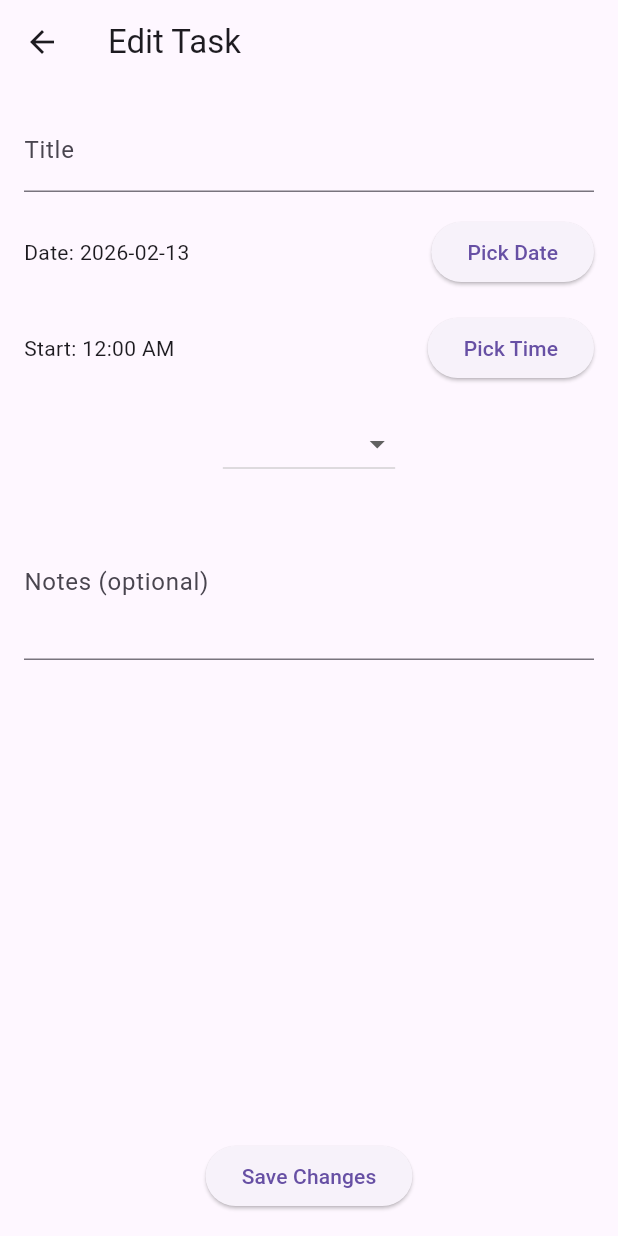
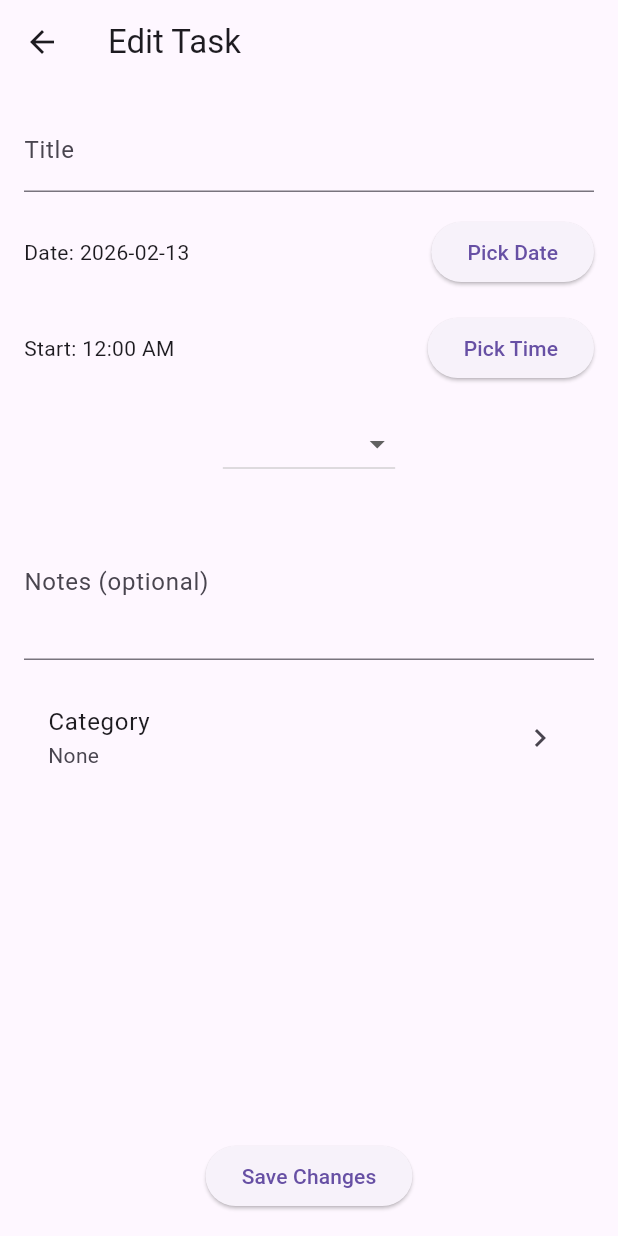
Before and after one commit to gillianthorne/visual_scheduler, a Flutter app: the TaskDetailsScreen screen opened directly with empty values, after a tap on "Edit", on a phone screen of 412 x 824 dp. Run offline on Flutter 3.47's test engine with Material 3 defaults, Android fonts, the phone set to English and light mode, and no system bars; our stand-ins replace hive, hive_flutter; accounts and stored records are empty.

Commit message:
fixed laggy category behaviour where it would always show one category behind

```diff
--- a/lib/features/categories/presentation/category_picker_sheet.dart
+++ b/lib/features/categories/presentation/category_picker_sheet.dart
@@ -61,7 +61,7 @@ class CategoryPickerSheet extends StatelessWidget {
               Navigator.push(
                 context,
                 MaterialPageRoute(
-                  builder: (_) => const CreateOrEditCategoryScreen(),
+                  builder: (_) => CreateOrEditCategoryScreen(),
                 ),
               );
             },
--- a/lib/features/tasks/presentation/create_task_screen.dart
+++ b/lib/features/tasks/presentation/create_task_screen.dart
@@ -133,8 +133,8 @@ class _CreateTaskScreenState extends State<CreateTaskScreen> {
                   setState(() {
                     selectedCategoryId = result;
                   });
-                }
-              },
+                };
+              }
             ),
 
             const SizedBox(height: 16),
@@ -178,7 +178,7 @@ class _CreateTaskScreenState extends State<CreateTaskScreen> {
       startOffset: startOffset,
       duration: _selectedDuration,
       date: _selectedDate,
-      categoryId: null,
+      categoryId: selectedCategoryId,
       templateId: null,
       allowOverlap: true,
       isReminder: false
--- a/lib/features/tasks/presentation/edit_task_screen.dart
+++ b/lib/features/tasks/presentation/edit_task_screen.dart
@@ -1,4 +1,7 @@
 import 'package:flutter/material.dart';
+import 'package:visual_scheduler/features/categories/data/category_model.dart';
+import 'package:visual_scheduler/features/categories/logic/category_provider.dart';
+import 'package:visual_scheduler/features/categories/presentation/category_picker_sheet.dart';
 import 'package:visual_scheduler/features/tasks/logic/task_provider.dart';
 import '../../tasks/data/task_model.dart';
 import 'package:provider/provider.dart';
@@ -19,6 +22,9 @@ class _EditTaskScreenState extends State<EditTaskScreen> {
   late DateTime _selectedDate;
   late TimeOfDay _selectedStart;
   late Duration _selectedDuration;
+  String? selectedCategoryId;
+  Category? selectedCategory;
+  late Task editableTask;
 
   final List<Duration> _durationOptions = List.generate(
     16,
@@ -29,17 +35,23 @@ class _EditTaskScreenState extends State<EditTaskScreen> {
   void initState() {
     super.initState();
 
-    _titleController = TextEditingController(text: widget.task.title);
-    _notesController = TextEditingController(text: widget.task.notes ?? "");
+    editableTask = widget.task;
 
-    _selectedDate = widget.task.date;
+    _titleController = TextEditingController(text: editableTask.title);
+    _notesController = TextEditingController(text: editableTask.notes ?? "");
+
+    _selectedDate = editableTask.date;
 
     _selectedStart = TimeOfDay(
-      hour: widget.task.startOffset.inHours,
-      minute: widget.task.startOffset.inMinutes % 60,
+      hour: editableTask.startOffset.inHours,
+      minute: editableTask.startOffset.inMinutes % 60,
     );
 
-    _selectedDuration = widget.task.duration;
+    _selectedDuration = editableTask.duration;
+
+    selectedCategoryId = editableTask.categoryId; // default: no category
+    selectedCategory = selectedCategoryId != null ? context.read<CategoryProvider>().getCategoryById(selectedCategoryId!) : null;
+
   }
 
   @override
@@ -131,6 +143,29 @@ class _EditTaskScreenState extends State<EditTaskScreen> {
               maxLines: 3,
             ),
 
+            const SizedBox(height: 16),
+
+            // CATEGORY PICKER
+            ListTile(
+              title: const Text("Category"),
+              subtitle: Text(selectedCategory == null ? "None" : selectedCategory!.name),
+              trailing: const Icon(Icons.chevron_right),
+              onTap: () async {
+                final result = await showModalBottomSheet<String>(
+                  context: context,
+                  builder: (context) => CategoryPickerSheet(selectedCategoryId: selectedCategoryId));
+                  if (result != null) {
+                    WidgetsBinding.instance.addPostFrameCallback((_) {
+                      setState(() {
+                        selectedCategoryId = result;
+                        selectedCategory = context.read<CategoryProvider>().getCategoryById(result);
+                        editableTask = editableTask.copyWith(categoryId: result);
+                      });
+                    });
+                  }
+              }
+            ),
+
             const Spacer(),
 
             // SAVE BUTTON
@@ -144,12 +179,13 @@ class _EditTaskScreenState extends State<EditTaskScreen> {
                 );
 
                 // 2. Build updated task
-                final updatedTask = widget.task.copyWith(
+                final updatedTask = editableTask.copyWith(
                   title: _titleController.text,
                   notes: _notesController.text,
                   date: _selectedDate,
                   startOffset: updatedStartOffset,
                   duration: _selectedDuration,
+                  categoryId: selectedCategoryId
                   // categoryId: ... (if you add category editing)
                 );
 
--- a/lib/features/tasks/presentation/task_details_screen.dart
+++ b/lib/features/tasks/presentation/task_details_screen.dart
@@ -1,53 +1,33 @@
 import 'package:flutter/material.dart';
+import 'package:provider/provider.dart';
 import 'package:visual_scheduler/features/categories/logic/category_provider.dart';
+import 'package:visual_scheduler/features/tasks/logic/task_provider.dart';
 import '../data/task_model.dart';
-import "edit_task_screen.dart";
-import 'package:provider/provider.dart';
-import '../logic/task_provider.dart';
+import 'edit_task_screen.dart';
 
-class TaskDetailsScreen extends StatefulWidget {
-  final Task task;
+class TaskDetailsScreen extends StatelessWidget {
+  final Task task; // initial snapshot
 
-  const TaskDetailsScreen({super.key, required this.task});
+  const TaskDetailsScreen({
+    super.key,
+    required this.task,
+  });
 
-  @override
-  State<TaskDetailsScreen> createState() => _TaskDetailsScreenState();
-}
-
-class _TaskDetailsScreenState extends State<TaskDetailsScreen> {
-  late Task task;
-
-  @override
-  void initState() {
-    super.initState();
-    task = widget.task; // initial version
-
+  String _formatTime(Duration d) {
+    final h = d.inHours.toString().padLeft(2, "0");
+    final m = (d.inMinutes % 60).toString().padLeft(2, "0");
+    return "$h:$m";
   }
-
-  void _refreshTask() {
-    final provider = context.read<TaskProvider>();
-    final updated = provider.getTaskById(task.id);
-
-    if (updated != null) {
-      setState(() {
-        task = updated;
-      });
-    }
-  }
-
 
   @override
   Widget build(BuildContext context) {
-    print("categoryId type: ${task.categoryId.runtimeType}");
-    print("categoryId value: ${task.categoryId}");
-    final start = task.startOffset;
-    final end = task.startOffset + task.duration;
+    // Always prefer the latest version from provider, fall back to the passed-in one
+    final providerTask =
+        context.watch<TaskProvider>().getTaskById(task.id);
+    final effectiveTask = providerTask ?? task;
 
-    String formatTime(Duration d) {
-      final h = d.inHours.toString().padLeft(2, "0");
-      final m = (d.inMinutes % 60).toString().padLeft(2, "0");
-      return "$h:$m";
-    }
+    final start = effectiveTask.startOffset;
+    final end = effectiveTask.startOffset + effectiveTask.duration;
 
     return Scaffold(
       appBar: AppBar(
@@ -55,36 +35,39 @@ class _TaskDetailsScreenState extends State<TaskDetailsScreen> {
       ),
       body: Padding(
         padding: const EdgeInsets.all(16),
-        child: Column (
+        child: Column(
           crossAxisAlignment: CrossAxisAlignment.start,
           children: [
-            Text (
-              task.title,
+            // TITLE
+            Text(
+              effectiveTask.title,
               style: const TextStyle(
                 fontSize: 24,
-                fontWeight: FontWeight.bold
+                fontWeight: FontWeight.bold,
               ),
             ),
 
             const SizedBox(height: 16),
 
+            // TIME RANGE
             Text(
-              "${formatTime(start)} - ${formatTime(end)}",
-              style: const TextStyle(color: Colors.grey)
+              "${_formatTime(start)} - ${_formatTime(end)}",
+              style: const TextStyle(color: Colors.grey),
             ),
 
             const SizedBox(height: 8),
 
             // DURATION
             Text(
-              "Duration: ${task.duration.inMinutes} minutes",
+              "Duration: ${effectiveTask.duration.inMinutes} minutes",
               style: const TextStyle(color: Colors.grey),
             ),
 
             const SizedBox(height: 24),
 
             // NOTES
-            if (task.notes != null && task.notes!.isNotEmpty)
+            if (effectiveTask.notes != null &&
+                effectiveTask.notes!.isNotEmpty)
               Column(
                 crossAxisAlignment: CrossAxisAlignment.start,
                 children: [
@@ -96,14 +79,17 @@ class _TaskDetailsScreenState extends State<TaskDetailsScreen> {
                     ),
                   ),
                   const SizedBox(height: 8),
-                  Text(task.notes!),
+                  Text(effectiveTask.notes!),
                   const SizedBox(height: 24),
                 ],
               ),
 
             // CATEGORY
-            if (task.categoryId != null)
-              _buildCategorySection(context, task.categoryId!),
+            if (effectiveTask.categoryId != null)
+              _buildCategorySection(
+                context,
+                effectiveTask.categoryId!,
+              ),
 
             const Spacer(),
 
@@ -112,14 +98,15 @@ class _TaskDetailsScreenState extends State<TaskDetailsScreen> {
               children: [
                 Expanded(
                   child: ElevatedButton(
-                    onPressed: () {
-                      Navigator.push(
+                    onPressed: () async {
+                      await Navigator.push(
                         context,
                         MaterialPageRoute(
-                          builder: (_) => EditTaskScreen(task: task),
+                          builder: (_) =>
+                              EditTaskScreen(task: effectiveTask),
                         ),
                       );
-                      _refreshTask();
+                      // No manual refresh needed: provider + watch() rebuild this screen
                     },
                     child: const Text("Edit"),
                   ),
@@ -141,25 +128,28 @@ class _TaskDetailsScreenState extends State<TaskDetailsScreen> {
     );
   }
 
-Widget _buildCategorySection(BuildContext context, String categoryId) {
-    final category = context.read<CategoryProvider>().getCategoryById(categoryId);
+  Widget _buildCategorySection(BuildContext context, String categoryId) {
+    final category =
+        context.watch<CategoryProvider>().getCategoryById(categoryId);
+
+    if (category == null) {
+      return const SizedBox.shrink();
+    }
+
     return Column(
       crossAxisAlignment: CrossAxisAlignment.start,
       children: [
-        const Text(
-          "Category",
-          style: TextStyle(
+        Text(
+          "Category: ${category.name}",
+          style: const TextStyle(
             fontSize: 18,
             fontWeight: FontWeight.bold,
           ),
         ),
         const SizedBox(height: 8),
-        Text(
-          "Placeholder"
-          // {category!.name}
-        ),
+        const Text("Placeholder"),
         const SizedBox(height: 4),
-        Text("Category notes here"),
+        const Text("Category notes here"),
         const SizedBox(height: 24),
       ],
     );
```
